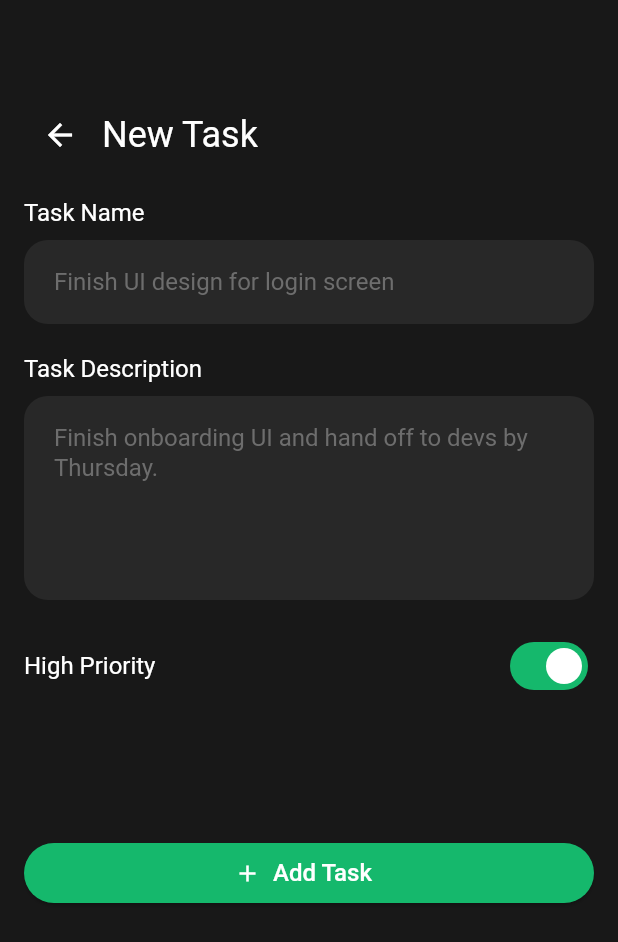
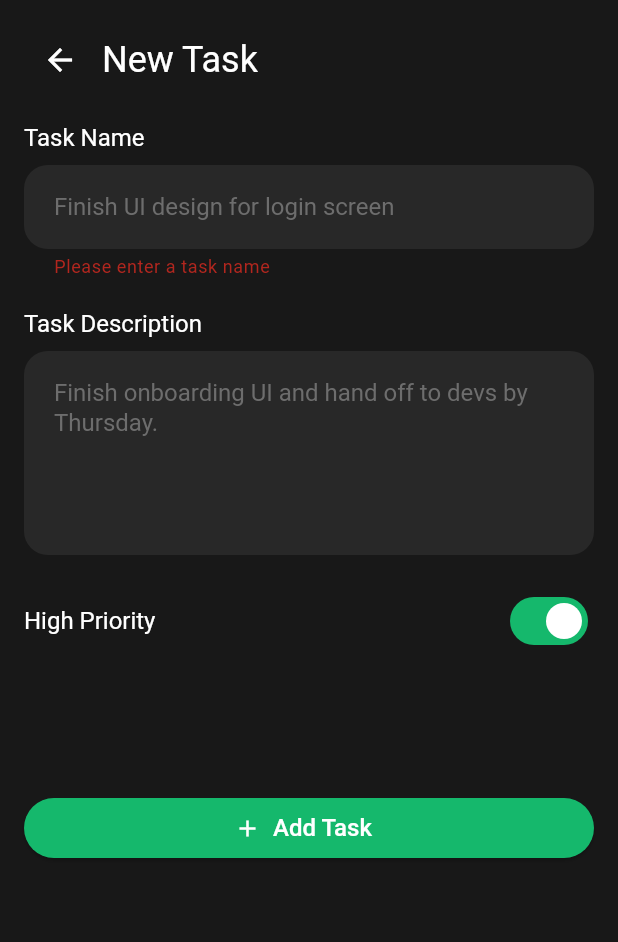
Before and after one commit to MonicaSaeed/Flutter-Tasky-Project, a Flutter app: the AddTaskScreen screen opened directly, after a tap on "Add Task", on a phone screen of 412 x 824 dp. Shown: the top 942 px of the screen. Run offline on Flutter 3.47's test engine with Material 3 defaults, Android fonts, the phone set to English and light mode, and no system bars; our stand-ins replace flutter_svg, shared_preferences; accounts and stored records are empty.

Commit message:
add validation to task name
task name is required

```diff
--- a/tasky_project/lib/add_task_screen.dart
+++ b/tasky_project/lib/add_task_screen.dart
@@ -9,16 +9,23 @@ class AddTaskScreen extends StatefulWidget {
 }
 
 class _AddTaskScreenState extends State<AddTaskScreen> {
+  final TextEditingController taskNameController = TextEditingController();
+  final TextEditingController taskDescriptionController =
+      TextEditingController();
+  final GlobalKey<FormState> _key = GlobalKey<FormState>();
+
   bool isHighPriority = true;
   @override
   Widget build(BuildContext context) {
-    return Scaffold(
+    return SafeArea(
+      child: Scaffold(
         body: Padding(
           padding: const EdgeInsets.all(16.0),
+          child: Form(
+            key: _key,
             child: Column(
               crossAxisAlignment: CrossAxisAlignment.start,
               children: [
-            SizedBox(height: 50),
                 Row(
                   children: [
                     IconButton(
@@ -39,7 +46,13 @@ class _AddTaskScreenState extends State<AddTaskScreen> {
                   title: 'Task Name',
                   hintText: 'Finish UI design for login screen',
                   maxLines: 1,
-              controller: TextEditingController(),
+                  controller: taskNameController,
+                  validator: (value) {
+                    if (value == null || value.isEmpty) {
+                      return 'Please enter a task name';
+                    }
+                    return null;
+                  },
                 ),
                 SizedBox(height: 20),
                 CustomFormField(
@@ -47,7 +60,7 @@ class _AddTaskScreenState extends State<AddTaskScreen> {
                   hintText:
                       'Finish onboarding UI and hand off to devs by Thursday.',
                   maxLines: 5,
-              controller: TextEditingController(),
+                  controller: taskDescriptionController,
                 ),
                 SizedBox(height: 20),
                 Row(
@@ -70,13 +83,17 @@ class _AddTaskScreenState extends State<AddTaskScreen> {
                 ElevatedButton.icon(
                   icon: Icon(Icons.add, size: 18),
                   onPressed: () {
+                    if (_key.currentState?.validate() ?? false) {
                       // Add task logic here
+                    }
                   },
                   label: Text('Add Task'),
                 ),
               ],
             ),
           ),
+        ),
+      ),
     );
   }
 }
```
Lines whose indentation alone changed are shown as unchanged.
